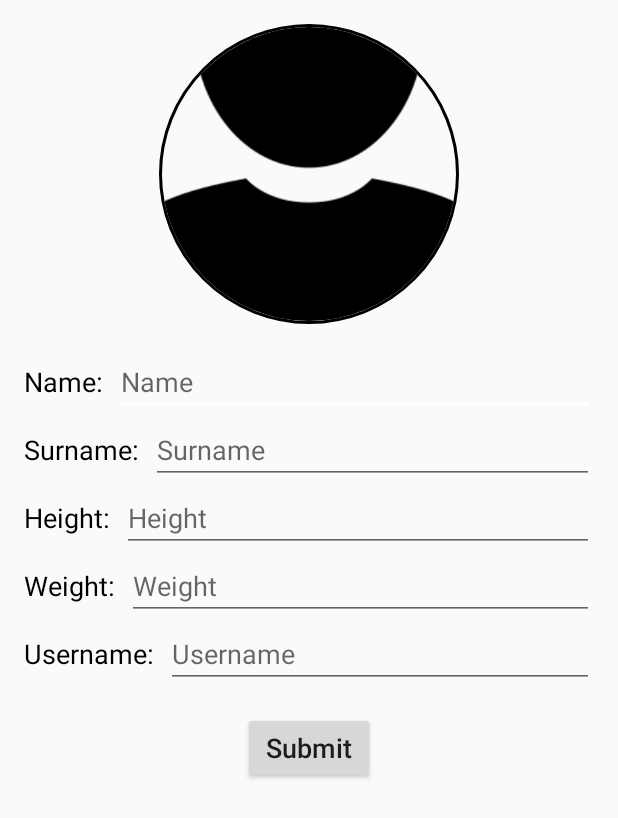
After one commit to iamdanmaks/SPERO_MOBILE, an Android app: the layout activity_edit_profile.xml on its own in the app's theme, with its tools: preview values and no code run, on a phone screen of 412 x 824 dp. The commit adds this screen. Shown: the top 818 px of the screen. Run offline under Robolectric (Android 15) with nearby library versions, the phone set to English and light mode, and no system bars.

Commit message:
Edit profile commit

```diff
--- /dev/null
+++ b/app/src/main/res/layout/activity_edit_profile.xml
@@ -0,0 +1,165 @@
+<?xml version="1.0" encoding="utf-8"?>
+<FrameLayout
+    xmlns:android="http://schemas.android.com/apk/res/android"
+    xmlns:app="http://schemas.android.com/apk/res-auto"
+    xmlns:tools="http://schemas.android.com/tools"
+    android:layout_width="match_parent"
+    android:layout_height="match_parent"
+    tools:context=".EditProfileActivity">
+
+    <LinearLayout
+
+        android:layout_width="match_parent"
+        android:layout_height="match_parent"
+        android:orientation="vertical"
+        android:padding="16dp">
+
+        <de.hdodenhof.circleimageview.CircleImageView
+            android:id="@+id/civ_edit_profile_avatar"
+            android:layout_width="match_parent"
+            android:layout_height="200dp"
+            android:layout_gravity="center_horizontal"
+            android:layout_marginBottom="16dp"
+            android:src="@drawable/ic_user"
+            app:civ_border_color="#FF000000"
+            app:civ_border_width="2dp" />
+
+        <LinearLayout
+            android:layout_width="match_parent"
+            android:layout_height="wrap_content"
+            android:orientation="horizontal">
+
+            <TextView
+                android:layout_width="wrap_content"
+                android:layout_height="wrap_content"
+                android:layout_marginEnd="8dp"
+                android:text="@string/name_"
+                android:textColor="@android:color/black"
+                android:textSize="18sp" />
+
+            <EditText
+                android:id="@+id/et_edit_profile_name"
+                android:layout_width="match_parent"
+                android:layout_height="wrap_content"
+                android:ems="10"
+                android:hint="@string/first_name"
+                android:inputType="textPersonName"
+                tools:ignore="Autofill" />
+        </LinearLayout>
+
+        <LinearLayout
+            android:layout_width="match_parent"
+            android:layout_height="wrap_content"
+            android:orientation="horizontal">
+
+            <TextView
+                android:layout_width="wrap_content"
+                android:layout_height="wrap_content"
+                android:layout_marginEnd="8dp"
+                android:text="@string/surname_"
+                android:textColor="@android:color/black"
+                android:textSize="18sp" />
+
+            <EditText
+                android:id="@+id/et_edit_profile_surname"
+                android:layout_width="match_parent"
+                android:layout_height="wrap_content"
+                android:ems="10"
+                android:hint="@string/second_name"
+                android:inputType="textPersonName"
+                tools:ignore="Autofill" />
+
+        </LinearLayout>
+
+        <LinearLayout
+            android:layout_width="match_parent"
+            android:layout_height="wrap_content"
+            android:orientation="horizontal">
+
+            <TextView
+                android:layout_width="wrap_content"
+                android:layout_height="wrap_content"
+                android:layout_marginEnd="8dp"
+                android:text="@string/height_"
+                android:textColor="@android:color/black"
+                android:textSize="18sp" />
+
+            <EditText
+                android:id="@+id/et_edit_profile_height"
+                android:layout_width="match_parent"
+                android:layout_height="wrap_content"
+                android:ems="10"
+                android:hint="@string/height"
+                android:inputType="numberSigned|number"
+                tools:ignore="Autofill" />
+
+        </LinearLayout>
+
+        <LinearLayout
+            android:layout_width="match_parent"
+            android:layout_height="wrap_content"
+            android:orientation="horizontal">
+
+            <TextView
+                android:layout_width="wrap_content"
+                android:layout_height="wrap_content"
+                android:layout_marginEnd="8dp"
+                android:text="@string/weight_"
+                android:textColor="@android:color/black"
+                android:textSize="18sp" />
+
+            <EditText
+                android:id="@+id/et_edit_profile_weight"
+                android:layout_width="match_parent"
+                android:layout_height="wrap_content"
+                android:ems="10"
+                android:hint="@string/weight"
+                android:inputType="numberSigned|number"
+                tools:ignore="Autofill" />
+
+        </LinearLayout>
+
+        <LinearLayout
+            android:layout_width="match_parent"
+            android:layout_height="wrap_content"
+            android:orientation="horizontal">
+
+            <TextView
+                android:layout_width="wrap_content"
+                android:layout_height="wrap_content"
+                android:layout_marginEnd="8dp"
+                android:text="@string/username_"
+                android:textColor="@android:color/black"
+                android:textSize="18sp" />
+
+            <EditText
+                android:id="@+id/et_edit_profile_username"
+                android:layout_width="match_parent"
+                android:layout_height="wrap_content"
+                android:ems="10"
+                android:hint="@string/username"
+                android:inputType="textPersonName"
+                tools:ignore="Autofill" />
+
+        </LinearLayout>
+
+        <Button
+            android:id="@+id/bt_edit_profile"
+            android:layout_width="wrap_content"
+            android:layout_height="wrap_content"
+            android:layout_gravity="center_horizontal"
+            android:layout_marginTop="16dp"
+            android:text="@string/submit"
+            android:textAllCaps="false"
+            android:textSize="18sp" />
+
+    </LinearLayout>
+
+    <include
+        android:id="@+id/ls_edit_profile"
+        layout="@layout/loading_screen"
+        android:layout_width="match_parent"
+        android:layout_height="match_parent"
+        android:visibility="gone" />
+
+</FrameLayout>
--- a/app/src/main/res/values/strings.xml
+++ b/app/src/main/res/values/strings.xml
@@ -76,4 +76,11 @@
     <string name="murmur">Murmur</string>
     <string name="extrahls">Extrasystoles</string>
     <string name="logout">Logout</string>
+    <string name="edit_your_data">Edit your data&#8230;</string>
+    <string name="edit_profile">Edit Profile</string>
+    <string name="name_">Name:</string>
+    <string name="surname_">Surname:</string>
+    <string name="username_">Username:</string>
+    <string name="image_not_picked">You have not picked image!</string>
+    <string name="something_wrong">Something went wrong</string>
 </resources>
```
Also changed, not shown: app/src/main/AndroidManifest.xml (+6 -3 lines), app/src/main/java/com/example/spero/EditProfileActivity.kt (added, +216 -0 lines), app/src/main/java/com/example/spero/UserFragment.kt (+30 -36 lines), app/src/main/java/com/example/spero/api/Api.kt (+11 -1 lines), app/src/main/java/com/example/spero/api/models/UserData.kt (added, +12 -0 lines), app/src/main/java/com/example/spero/api/requests/EditProfileRequest.kt (added, +10 -0 lines), app/src/main/java/com/example/spero/helpers/Functions.kt (+27 -8 lines), app/src/main/res/layout/fragment_user.xml (+11 -0 lines).
